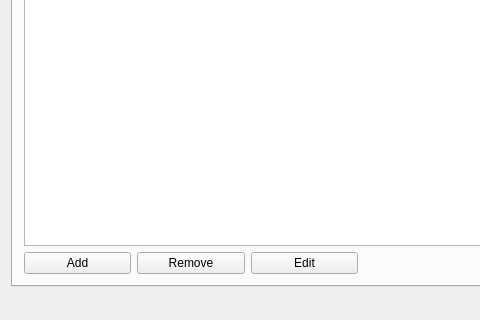
Above: mainwindow.ui from ManiSigt/Verklegt-nams before the change; both pictures show x 0 to 480 and y 173 to 493 of the 609 by 493 pixel window. Below: the same form after it.
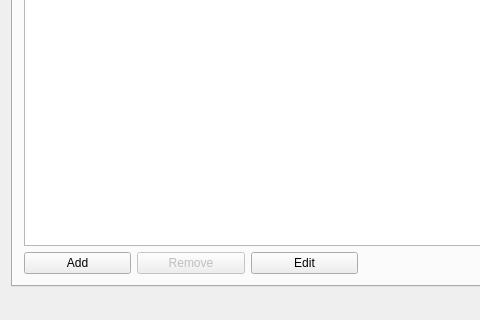
That is the form after the change. The open tabs and pages were chosen to show the change.

```diff
--- a/mainwindow.ui
+++ b/mainwindow.ui
@@ -27,6 +27,9 @@
        <layout class="QGridLayout" name="gridLayout">
         <item row="5" column="1">
          <widget class="QPushButton" name="button_scientist_remove">
+          <property name="enabled">
+           <bool>false</bool>
+          </property>
           <property name="text">
            <string>Remove</string>
           </property>
```
Left out of the diff: 7 changed lines with no effect on the pictures.
